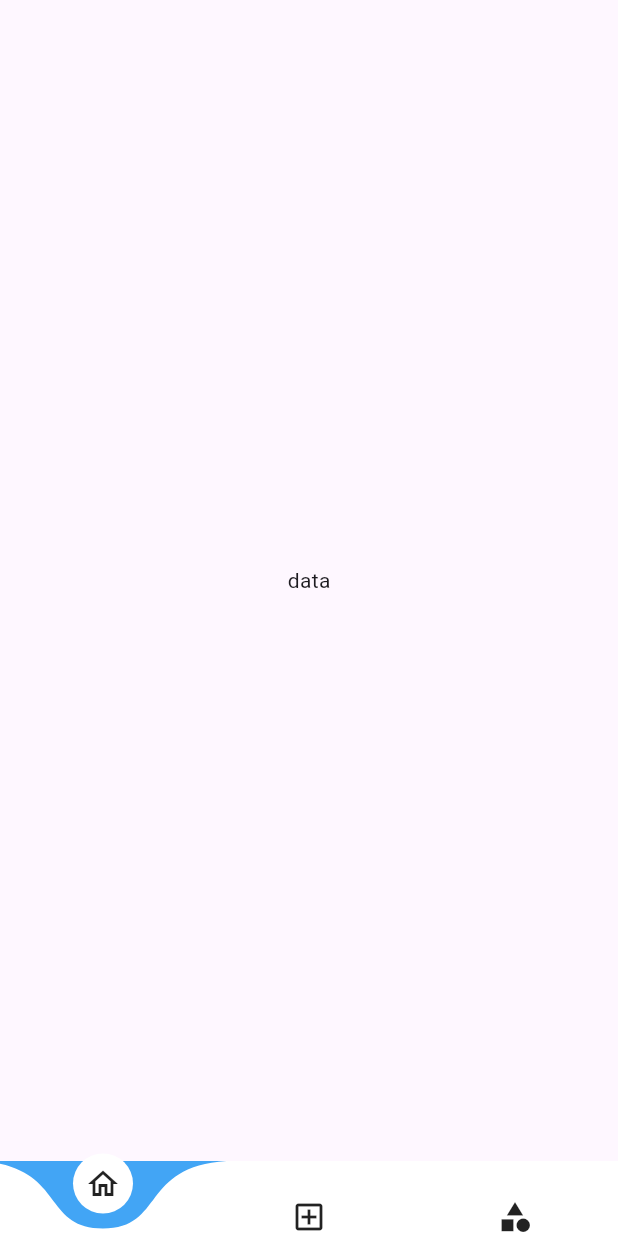
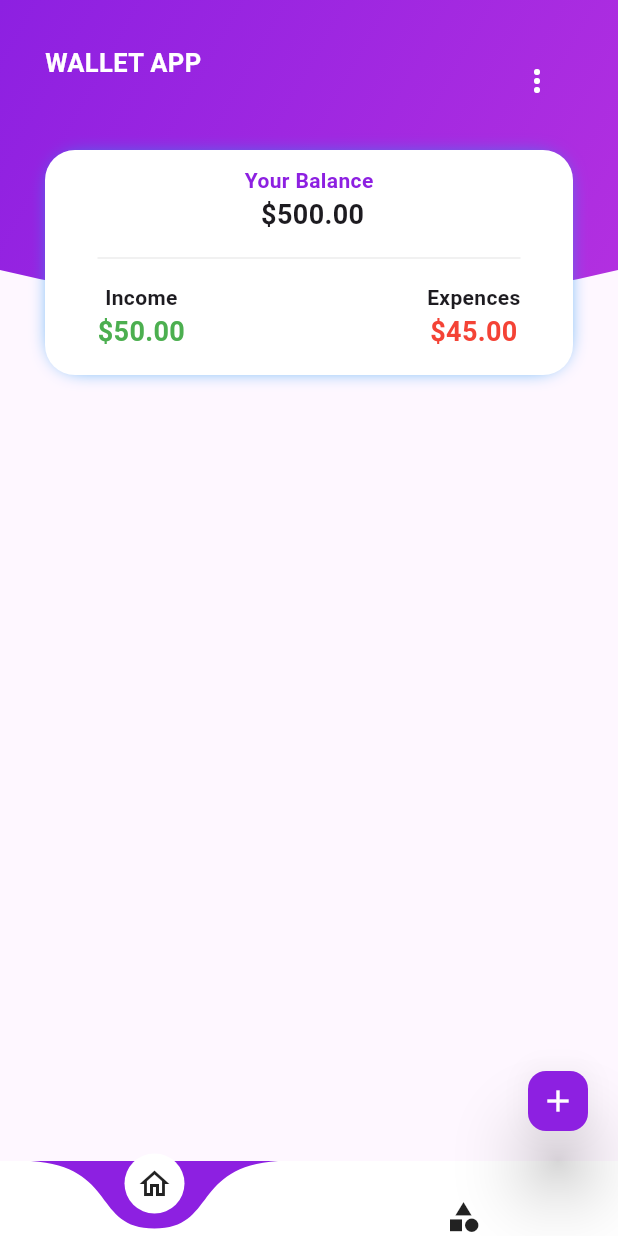
Before and after one commit to safvansafvan/Wallet-App, a Flutter app: the screen it shows after launch, on a phone screen of 412 x 824 dp. Run offline on Flutter 3.47's test engine with Material 2 defaults, Android fonts, the phone set to English and light mode, and no system bars; drawn by our look-alikes of curved_navigation_bar.

Commit message:
app bar added and money status bar created

```diff
--- /dev/null
+++ b/lib/controller/core/constant.dart
@@ -0,0 +1,28 @@
+import 'package:flutter/material.dart';
+
+class CustomFuction {
+  static TextStyle style(
+      {required FontWeight fontWeight, required double size, Color? color}) {
+    return TextStyle(fontSize: size, fontWeight: fontWeight, color: color);
+  }
+}
+
+class CustomColors {
+  static Color kblue = Colors.blue;
+  static Color kwhite = Colors.white;
+  static Color kwhiteText = Colors.white70;
+  static Color kgreen = Colors.green;
+  static Color kred = Colors.red;
+  static Color commonClr = const Color.fromRGBO(141, 32, 225, 1);
+  static Color gradientSecond = const Color.fromRGBO(180, 48, 224, 1);
+}
+
+class CustomHeights {
+  static heightFive(context) {
+    Size size = MediaQuery.of(context).size;
+    var height = SizedBox(
+      height: size.height * 0.01,
+    );
+    return height;
+  }
+}
--- a/lib/view/home/home_screen.dart
+++ b/lib/view/home/home_screen.dart
@@ -1,4 +1,6 @@
+import 'dart:developer';
 import 'package:flutter/material.dart';
+import 'package:money_management_app/controller/core/constant.dart';
 import 'package:money_management_app/view/category/category.dart';
 import 'package:money_management_app/view/home/widgets/bottom_navigation.dart';
 import 'package:money_management_app/view/transaction/transactions.dart';
@@ -8,7 +10,7 @@ class MyHomeScreen extends StatelessWidget {
   MyHomeScreen({super.key});
 
   static ValueNotifier<int> selectedIndex = ValueNotifier(0);
-  List pages = const [TrasactionsScreen(), CategoryScreen(), CategoryScreen()];
+  List pages = const [TrasactionsScreen(), CategoryScreen()];
   @override
   Widget build(BuildContext context) {
     return Scaffold(
@@ -20,6 +22,22 @@ class MyHomeScreen extends StatelessWidget {
         },
       )),
       bottomNavigationBar: const BottomNavigation(),
+      floatingActionButton: FloatingActionButton.small(
+        backgroundColor: CustomColors.commonClr,
+        tooltip: "Add",
+        elevation: 20,
+        child: Icon(
+          Icons.add,
+          color: CustomColors.kwhite,
+        ),
+        onPressed: () {
+          if (selectedIndex.value == 0) {
+            log('trasations');
+          } else {
+            log('categories');
+          }
+        },
+      ),
     );
   }
 }
--- a/lib/view/home/widgets/bottom_navigation.dart
+++ b/lib/view/home/widgets/bottom_navigation.dart
@@ -1,5 +1,6 @@
 import 'package:curved_navigation_bar/curved_navigation_bar.dart';
 import 'package:flutter/material.dart';
+import 'package:money_management_app/controller/core/constant.dart';
 import 'package:money_management_app/view/home/home_screen.dart';
 
 class BottomNavigation extends StatelessWidget {
@@ -12,14 +13,10 @@ class BottomNavigation extends StatelessWidget {
         builder: (context, updatedInd, child) {
           return CurvedNavigationBar(
             index: updatedInd,
-            backgroundColor: Colors.blue[400]!,
+            backgroundColor: CustomColors.commonClr,
             height: 50,
             animationCurve: Curves.fastOutSlowIn,
-            items: const [
-              Icon(Icons.home_outlined),
-              Icon(Icons.add_box_outlined),
-              Icon(Icons.category)
-            ],
+            items: const [Icon(Icons.home_outlined), Icon(Icons.category)],
             onTap: (value) {
               MyHomeScreen.selectedIndex.value = value;
             },
--- a/lib/view/transaction/transactions.dart
+++ b/lib/view/transaction/transactions.dart
@@ -1,12 +1,143 @@
 import 'package:flutter/material.dart';
+import 'package:money_management_app/controller/core/constant.dart';
+import 'package:money_management_app/view/transaction/widgets/custom_cliper_shape.dart';
 
 class TrasactionsScreen extends StatelessWidget {
   const TrasactionsScreen({super.key});
 
   @override
   Widget build(BuildContext context) {
-    return Center(
-      child: Text("data"),
+    return ListView(
+      children: [
+        SizedBox(
+          height: 250,
+          width: double.infinity,
+          child: Stack(
+            children: [
+              ClipPath(
+                clipper: CustomClipperShape(),
+                child: Container(
+                  height: 230,
+                  width: double.infinity,
+                  decoration: BoxDecoration(
+                      gradient: LinearGradient(
+                          begin: Alignment.topLeft,
+                          end: Alignment.bottomRight,
+                          colors: [
+                        CustomColors.commonClr,
+                        CustomColors.gradientSecond
+                      ])),
+                  child: Container(
+                    padding:
+                        const EdgeInsets.only(left: 30, right: 30, top: 30),
+                    child: Row(
+                      crossAxisAlignment: CrossAxisAlignment.start,
+                      mainAxisAlignment: MainAxisAlignment.spaceBetween,
+                      children: [
+                        Text(
+                          "WALLET APP",
+                          style: CustomFuction.style(
+                              fontWeight: FontWeight.w600,
+                              size: 17,
+                              color: CustomColors.kwhite),
+                        ),
+                        IconButton(
+                          onPressed: () {},
+                          icon: Icon(
+                            Icons.more_vert,
+                            color: CustomColors.kwhite,
+                          ),
+                        ),
+                      ],
+                    ),
+                  ),
+                ),
+              ),
+              Positioned(
+                bottom: 0,
+                left: 30,
+                right: 30,
+                child: Container(
+                  padding:
+                      const EdgeInsets.symmetric(horizontal: 35, vertical: 10),
+                  height: 150,
+                  decoration: BoxDecoration(
+                      borderRadius: BorderRadius.circular(20),
+                      color: Colors.white,
+                      boxShadow: const [
+                        BoxShadow(
+                          color: Colors.blue,
+                          spreadRadius: -4.0,
+                          blurRadius: 10.0,
+                        )
+                      ]),
+                  child: Column(
+                    children: [
+                      Text(
+                        'Your Balance',
+                        style: CustomFuction.style(
+                            fontWeight: FontWeight.bold,
+                            size: 14,
+                            color: CustomColors.commonClr),
+                      ),
+                      Text(
+                        ' \$500.00',
+                        style: CustomFuction.style(
+                            fontWeight: FontWeight.bold, size: 18),
+                      ),
+                      Padding(
+                        padding: const EdgeInsets.symmetric(vertical: 8),
+                        child: Divider(color: Colors.grey.withAlpha(50)),
+                      ),
+                      Row(
+                        mainAxisAlignment: MainAxisAlignment.spaceBetween,
+                        children: [
+                          SizedBox(
+                            child: Column(
+                              children: [
+                                Text(
+                                  'Income',
+                                  style: CustomFuction.style(
+                                      fontWeight: FontWeight.bold, size: 14),
+                                ),
+                                Text(
+                                  '\$50.00',
+                                  style: CustomFuction.style(
+                                      fontWeight: FontWeight.bold,
+                                      size: 18,
+                                      color: CustomColors.kgreen),
+                                ),
+                              ],
+                            ),
+                          ),
+                          SizedBox(
+                            child: Column(
+                              children: [
+                                Text(
+                                  'Expences',
+                                  style: CustomFuction.style(
+                                      fontWeight: FontWeight.bold, size: 14),
+                                ),
+                                Text(
+                                  '\$45.00',
+                                  style: CustomFuction.style(
+                                      fontWeight: FontWeight.bold,
+                                      size: 18,
+                                      color: CustomColors.kred),
+                                ),
+                              ],
+                            ),
+                          )
+                        ],
+                      )
+                    ],
+                  ),
+                ),
+              )
+            ],
+          ),
+        )
+      ],
     );
   }
 }
--- /dev/null
+++ b/lib/view/transaction/widgets/custom_cliper_shape.dart
@@ -0,0 +1,19 @@
+import 'package:flutter/material.dart';
+
+class CustomClipperShape extends CustomClipper<Path> {
+  @override
+  Path getClip(Size size) {
+    final path = Path();
+    path.lineTo(0, size.height - 50);
+    path.quadraticBezierTo(
+        size.width / 2, size.height, size.width, size.height - 50);
+    path.lineTo(size.width, 0);
+
+    return path;
+  }
+
+  @override
+  bool shouldReclip(CustomClipper<Path> oldClipper) {
+    return false;
+  }
+}
```
